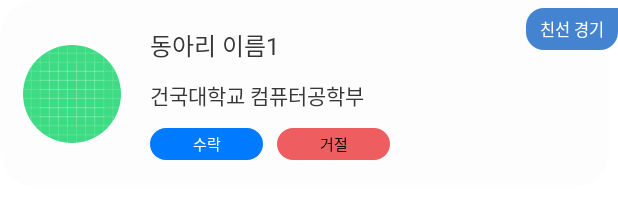
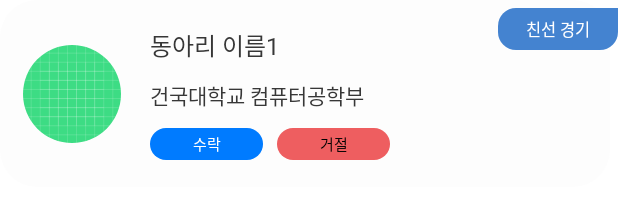
Before and after one commit to Campus-ball/Campus-Ball_Android_repo, an Android app built with Jetpack Compose: the @Preview function ClubMatchCardPreview, on a phone screen of 412 x 824 dp. Shown: the top 198 px of the screen. Run offline under Robolectric (Android 15) with nearby library versions, the light colour scheme and no system bars; Roboto replaces fonts that are not available here.

Commit message:
[UI] : 받은 신청 목록 카드 width 수정

```diff
--- a/app/src/main/java/com/konkuk/summerhackathon/presentation/clublookup/component/ClubLookUpCard.kt
+++ b/app/src/main/java/com/konkuk/summerhackathon/presentation/clublookup/component/ClubLookUpCard.kt
@@ -147,6 +147,7 @@ fun ClubLookUpCard(
                     .padding(top = 5.dp)
                     .clip(RoundedCornerShape(12.dp, 0.dp, 12.dp, 12.dp))
                     .background(noticeColor)
+                    .widthIn(80.dp)
                     .padding(horizontal = 9.dp, vertical = 6.dp),
                 contentAlignment = Alignment.Center
             ) {
```
